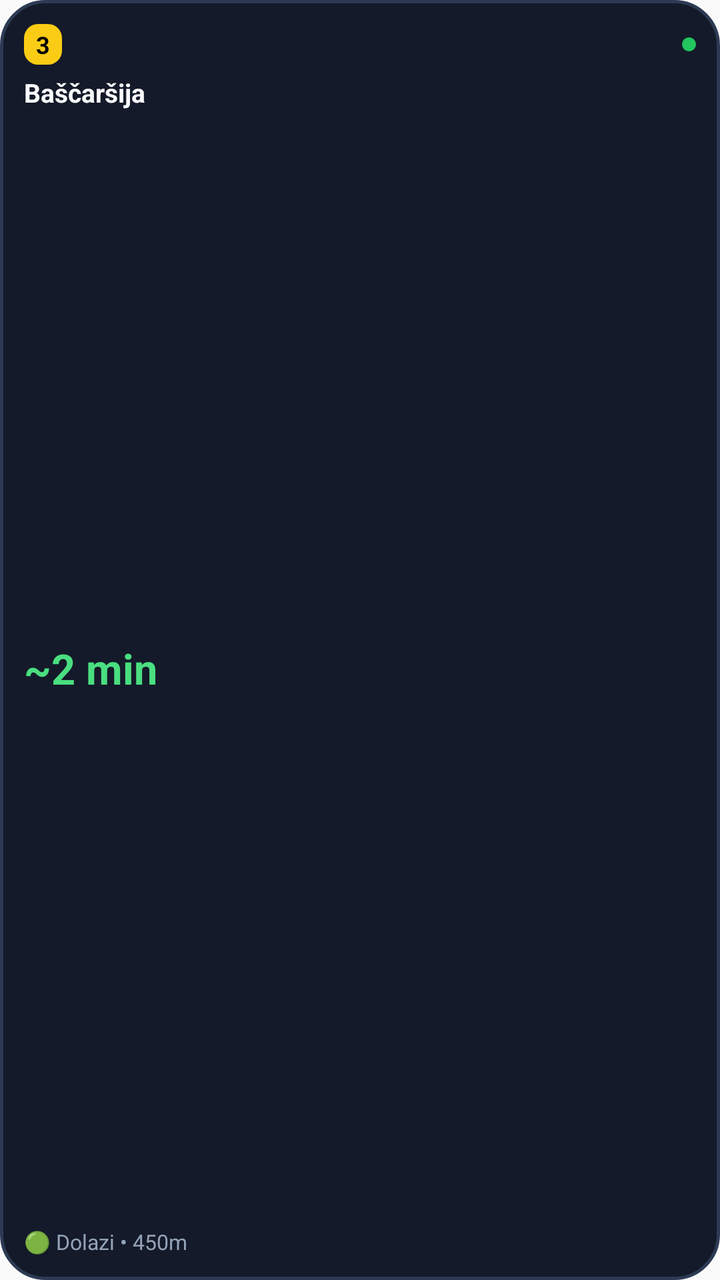
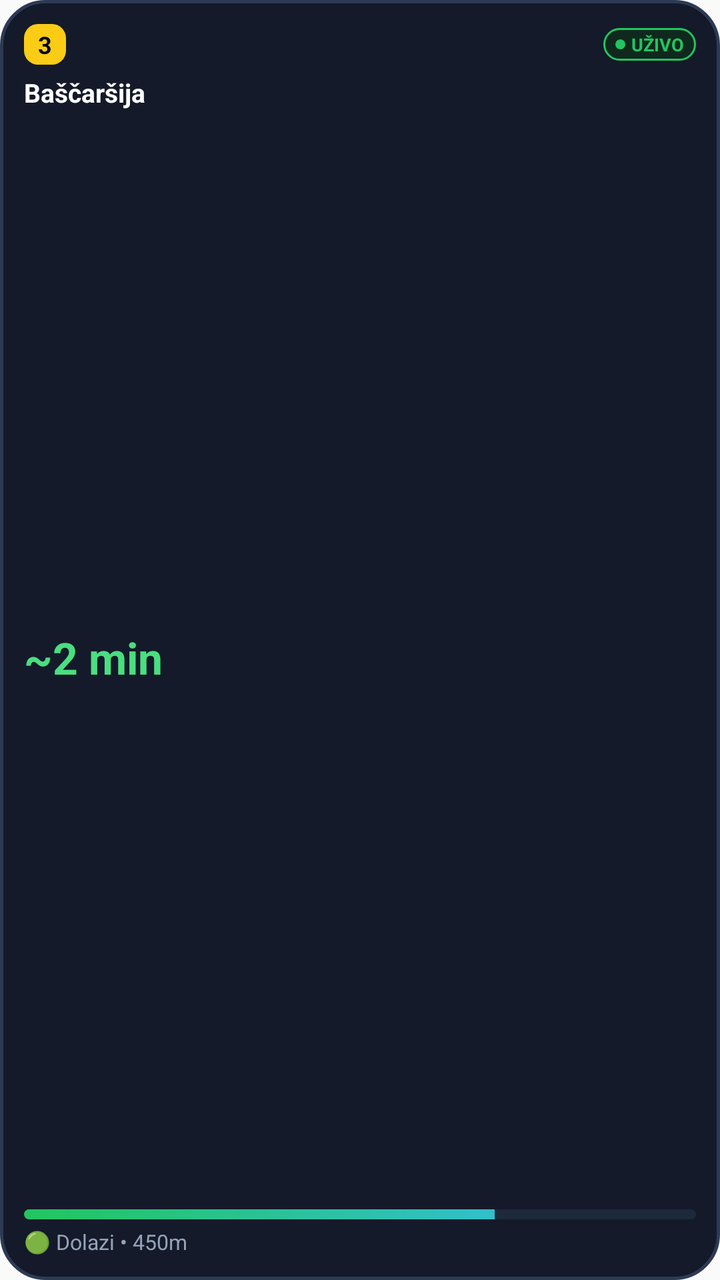

An Android layout rendered at two revisions. The XML below is the earlier revision; the diff shows what the commit changed to produce the second picture.
<!-- AndroidManifest.xml: application theme AppTheme -->
<!-- res/layout/widget_transit_compact.xml -->
<?xml version="1.0" encoding="utf-8"?>
<LinearLayout xmlns:android="http://schemas.android.com/apk/res/android"
    android:id="@+id/widget_root"
    android:layout_width="match_parent"
    android:layout_height="match_parent"
    android:background="@drawable/widget_background"
    android:orientation="vertical"
    android:padding="12dp">

    
    <RelativeLayout
        android:layout_width="match_parent"
        android:layout_height="wrap_content">

        <TextView
            android:id="@+id/widget_line_badge"
            android:layout_width="wrap_content"
            android:layout_height="wrap_content"
            android:layout_alignParentStart="true"
            android:background="@drawable/widget_line_pill_yellow"
            android:paddingStart="6dp"
            android:paddingTop="2dp"
            android:paddingEnd="6dp"
            android:paddingBottom="2dp"
            android:text="3"
            android:textColor="#000000"
            android:textSize="12sp"
            android:textStyle="bold" />

        <ImageView
            android:layout_width="7dp"
            android:layout_height="7dp"
            android:layout_alignParentEnd="true"
            android:layout_centerVertical="true"
            android:src="@drawable/ic_widget_live_dot"
            android:contentDescription="Live" />
    </RelativeLayout>

    
    <TextView
        android:id="@+id/widget_destination"
        android:layout_width="match_parent"
        android:layout_height="wrap_content"
        android:layout_marginTop="5dp"
        android:ellipsize="end"
        android:maxLines="1"
        android:text="Baščaršija"
        android:textColor="#f8fafc"
        android:textSize="13sp"
        android:textStyle="bold" />

    
    <TextView
        android:id="@+id/widget_eta"
        android:layout_width="match_parent"
        android:layout_height="0dp"
        android:layout_weight="1"
        android:gravity="center_vertical"
        android:text="~2 min"
        android:textColor="#4ade80"
        android:textSize="21sp"
        android:textStyle="bold" />

    
    <TextView
        android:id="@+id/widget_status"
        android:layout_width="match_parent"
        android:layout_height="wrap_content"
        android:ellipsize="end"
        android:maxLines="1"
        android:text="🟢 Dolazi • 450m"
        android:textColor="#94a3b8"
        android:textSize="10.5sp" />

</LinearLayout>
<!-- resources referenced by this layout -->
<resources>
  <!-- drawable ic_widget_live_dot (drawable) -->
  <?xml version="1.0" encoding="utf-8"?>
  <vector xmlns:android="http://schemas.android.com/apk/res/android"
      android:width="8dp"
      android:height="8dp"
      android:viewportWidth="8"
      android:viewportHeight="8">
      <path
          android:fillColor="#22c55e"
          android:pathData="M4,4m-4,0a4,4 0 1,1 8,0a4,4 0 1,1 -8,0" />
  </vector>
  <!-- drawable widget_background (drawable) -->
  <?xml version="1.0" encoding="utf-8"?>
  <shape xmlns:android="http://schemas.android.com/apk/res/android"
      android:shape="rectangle">
      <solid android:color="#141a29" />
      <corners android:radius="22dp" />
      <stroke
          android:width="1.5dp"
          android:color="#2d3a54" />
  </shape>
  <!-- drawable widget_line_pill_yellow (drawable) -->
  <?xml version="1.0" encoding="utf-8"?>
  <shape xmlns:android="http://schemas.android.com/apk/res/android"
      android:shape="rectangle">
      <solid android:color="#facc15" />
      <corners android:radius="7dp" />
  </shape>
  <style name="AppTheme" parent="Theme.AppCompat.Light.DarkActionBar">
          
          <item name="colorPrimary">@color/colorPrimary</item>
          <item name="colorPrimaryDark">@color/colorPrimaryDark</item>
          <item name="colorAccent">@color/colorAccent</item>
      </style>
</resources>

<!-- the commit's change to res/layout/widget_transit_compact.xml (unified diff, before → after) -->
@@ -18,22 +18,43 @@
             android:layout_height="wrap_content"
             android:layout_alignParentStart="true"
             android:background="@drawable/widget_line_pill_yellow"
-            android:paddingStart="6dp"
+            android:paddingStart="7dp"
             android:paddingTop="2dp"
-            android:paddingEnd="6dp"
+            android:paddingEnd="7dp"
             android:paddingBottom="2dp"
             android:text="3"
             android:textColor="#000000"
             android:textSize="12sp"
             android:textStyle="bold" />
 
-        <ImageView
-            android:layout_width="7dp"
-            android:layout_height="7dp"
+        <LinearLayout
+            android:layout_width="wrap_content"
+            android:layout_height="wrap_content"
             android:layout_alignParentEnd="true"
             android:layout_centerVertical="true"
-            android:src="@drawable/ic_widget_live_dot"
-            android:contentDescription="Live" />
+            android:background="@drawable/widget_live_badge"
+            android:gravity="center_vertical"
+            android:orientation="horizontal"
+            android:paddingStart="6dp"
+            android:paddingTop="2dp"
+            android:paddingEnd="6dp"
+            android:paddingBottom="2dp">
+
+            <ImageView
+                android:layout_width="5dp"
+                android:layout_height="5dp"
+                android:src="@drawable/ic_widget_live_dot"
+                android:contentDescription="Live" />
+
+            <TextView
+                android:layout_width="wrap_content"
+                android:layout_height="wrap_content"
+                android:layout_marginStart="3dp"
+                android:text="UŽIVO"
+                android:textColor="#22c55e"
+                android:textSize="9sp"
+                android:textStyle="bold" />
+        </LinearLayout>
     </RelativeLayout>
 
     
@@ -45,7 +66,7 @@
         android:ellipsize="end"
         android:maxLines="1"
         android:text="Baščaršija"
-        android:textColor="#f8fafc"
+        android:textColor="#ffffff"
         android:textSize="13sp"
         android:textStyle="bold" />
 
@@ -58,8 +79,20 @@
         android:gravity="center_vertical"
         android:text="~2 min"
         android:textColor="#4ade80"
-        android:textSize="21sp"
+        android:textSize="22sp"
         android:textStyle="bold" />
+
+    
+    <ProgressBar
+        android:id="@+id/widget_progress"
+        style="?android:attr/progressBarStyleHorizontal"
+        android:layout_width="match_parent"
+        android:layout_height="5dp"
+        android:layout_marginTop="2dp"
+        android:layout_marginBottom="4dp"
+        android:max="100"
+        android:progress="70"
+        android:progressDrawable="@drawable/widget_progress_bar" />
 
     
     <TextView
<!-- resource entries referenced after the edit -->
@@ -28,6 +28,37 @@
       <solid android:color="#facc15" />
       <corners android:radius="7dp" />
   </shape>
+  <!-- drawable widget_live_badge (drawable) -->
+  <?xml version="1.0" encoding="utf-8"?>
+  <shape xmlns:android="http://schemas.android.com/apk/res/android"
+      android:shape="rectangle">
+      <solid android:color="#0f291e" />
+      <corners android:radius="12dp" />
+      <stroke
+          android:width="1dp"
+          android:color="#22c55e" />
+  </shape>
+  <!-- drawable widget_progress_bar (drawable) -->
+  <?xml version="1.0" encoding="utf-8"?>
+  <layer-list xmlns:android="http://schemas.android.com/apk/res/android">
+      <item android:id="@android:id/background">
+          <shape>
+              <corners android:radius="4dp" />
+              <solid android:color="#1e293b" />
+          </shape>
+      </item>
+      <item android:id="@android:id/progress">
+          <clip>
+              <shape>
+                  <corners android:radius="4dp" />
+                  <gradient
+                      android:startColor="#22c55e"
+                      android:endColor="#38bdf8"
+                      android:angle="0" />
+              </shape>
+          </clip>
+      </item>
+  </layer-list>
   <style name="AppTheme" parent="Theme.AppCompat.Light.DarkActionBar">
           
           <item name="colorPrimary">@color/colorPrimary</item>
